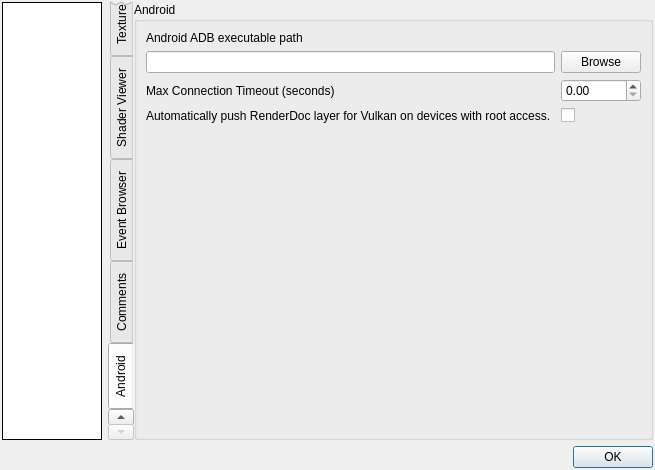
The window that qrenderdoc/Windows/Dialogs/SettingsDialog.ui (baldurk/renderdoc) describes before a commit, drawn with Qt 5.
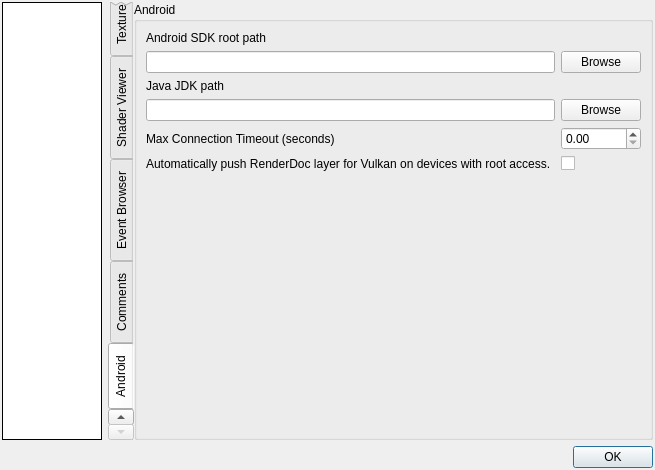
The same window after the commit. The open tabs and pages were chosen to show the change.

Commit message:
Add search logic to find android tools automagically, which we ship
* We search first in specified folders by the user (they can browse to
  the android SDK and java JDK).
* If the tools we want aren't found there, we look relative to the UI
  as we now distribute the required tools with windows builds.
* If we still don't find them, we prefer to look in PATH since the user
  has 'opted in' to any tools found in there. If the tool isn't in PATH
  either then we look relative to known environment variables.

What changed in the file:
```diff
--- a/qrenderdoc/Windows/Dialogs/SettingsDialog.ui
+++ b/qrenderdoc/Windows/Dialogs/SettingsDialog.ui
@@ -974,17 +974,24 @@
           <string>Android</string>
          </property>
          <layout class="QGridLayout" name="gridLayout_8">
+          <item row="2" column="0">
+           <widget class="QLabel" name="label_7">
+            <property name="text">
+             <string>Java JDK path</string>
+            </property>
+           </widget>
+          </item>
           <item row="0" column="0">
            <widget class="QLabel" name="label_24">
             <property name="toolTip">
              <string>The location of adb.exe, used to control Android devices.</string>
             </property>
             <property name="text">
-             <string>Android ADB executable path</string>
+             <string>Android SDK root path</string>
             </property>
            </widget>
           </item>
-          <item row="4" column="0">
+          <item row="6" column="0">
            <spacer name="verticalSpacer_6">
             <property name="orientation">
              <enum>Qt::Vertical</enum>
@@ -997,7 +1004,7 @@
             </property>
            </spacer>
           </item>
-          <item row="3" column="0">
+          <item row="5" column="0">
            <widget class="QLabel" name="label_26">
             <property name="toolTip">
              <string>Automatically push the RenderDoc layer to applications that need it when running on a device with root access.
@@ -1008,7 +1015,7 @@
             </property>
            </widget>
           </item>
-          <item row="3" column="1">
+          <item row="5" column="1">
            <widget class="QCheckBox" name="Android_AutoPushLayerToApp">
             <property name="toolTip">
              <string>Automatically push the RenderDoc layer to applications that need it when running on a device with root access.
@@ -1016,7 +1023,7 @@
             </property>
            </widget>
           </item>
-          <item row="2" column="0">
+          <item row="4" column="0">
            <widget class="QLabel" name="label_25">
             <property name="toolTip">
              <string>Maximum time to try connecting to the target app.</string>
@@ -1026,7 +1033,7 @@
             </property>
            </widget>
           </item>
-          <item row="2" column="1">
+          <item row="4" column="1">
            <widget class="QDoubleSpinBox" name="Android_MaxConnectTimeout">
             <property name="toolTip">
              <string>Maximum time to try connecting to the target app.</string>
@@ -1056,6 +1063,16 @@
             </property>
            </widget>
           </item>
+          <item row="3" column="0">
+           <widget class="QLineEdit" name="Android_JDKPath"/>
+          </item>
+          <item row="3" column="1">
+           <widget class="QPushButton" name="browseJDKPath">
+            <property name="text">
+             <string>Browse</string>
+            </property>
+           </widget>
+          </item>
          </layout>
         </widget>
        </item>
```
Left out of the diff: 4 changed lines with no effect on the pictures. The commit also changes 8 other files.
